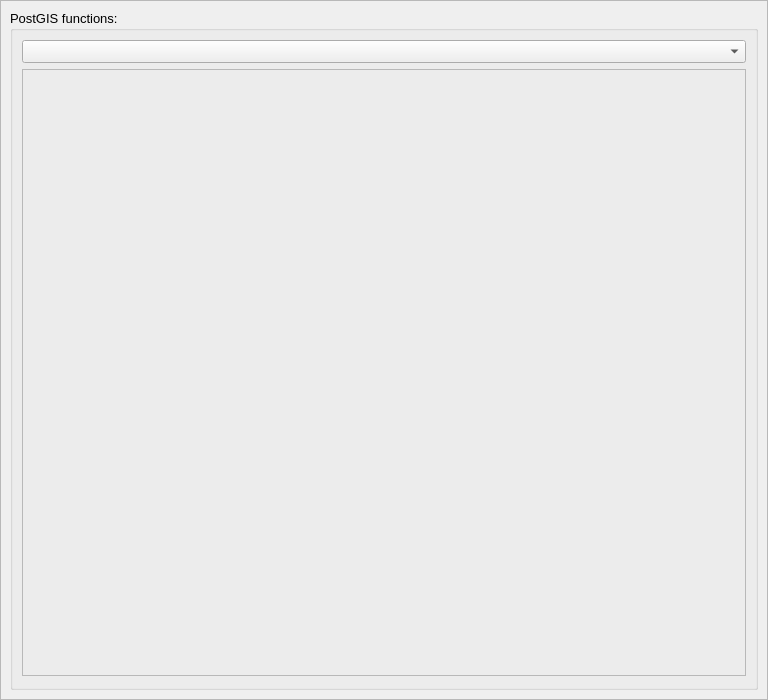
eryk918/postgis_toolbox, file CustomQueryBuilder/UI/postgishelpdialog.ui: the form before one commit.
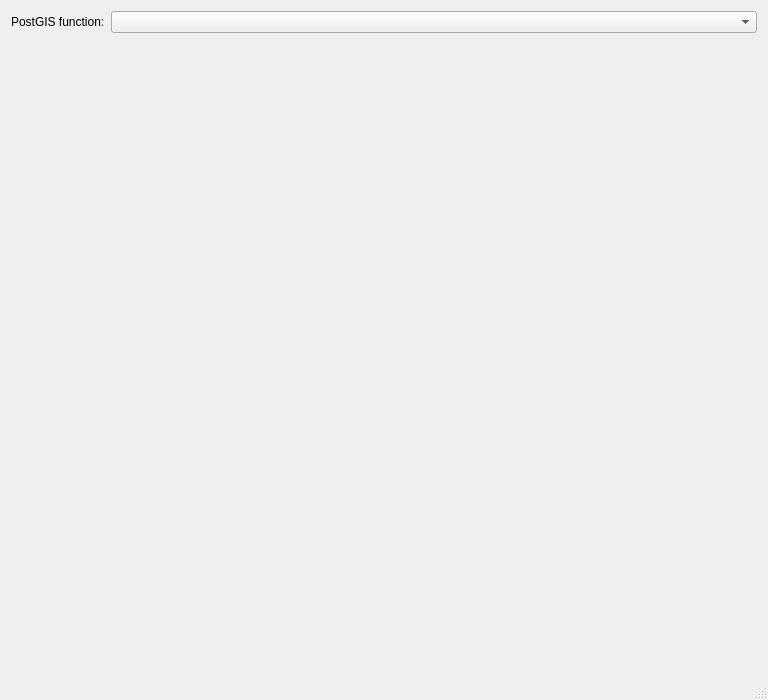
The form after the commit. Icons and pictures are not drawn.

Commit message: Big refactor for QGIS 3.44 - provider connections instead of QSqlDatabase - processing algs on a common base - no db/gui work in task threads - query editor subclasses QGIS DB Manager, our copy removed - faster db tree (one query per db) - new table registry tool - dialogs redone w/ native widgets, dark mode ok - disconnect btn, svg icons - popups via one helper, deprecated qt/qgis calls dropped - i18n/readme cleanup, min QGIS 3.22

```diff
--- a/CustomQueryBuilder/UI/postgishelpdialog.ui
+++ b/CustomQueryBuilder/UI/postgishelpdialog.ui
@@ -2,12 +2,6 @@
 <ui version="4.0">
  <class>search_dialog</class>
  <widget class="QDialog" name="search_dialog">
-  <property name="windowModality">
-   <enum>Qt::WindowModal</enum>
-  </property>
-  <property name="enabled">
-   <bool>true</bool>
-  </property>
   <property name="geometry">
    <rect>
     <x>0</x>
@@ -16,146 +10,55 @@
     <height>700</height>
    </rect>
   </property>
-  <property name="sizePolicy">
-   <sizepolicy hsizetype="Expanding" vsizetype="Expanding">
-    <horstretch>0</horstretch>
-    <verstretch>0</verstretch>
-   </sizepolicy>
-  </property>
-  <property name="minimumSize">
-   <size>
-    <width>768</width>
-    <height>700</height>
-   </size>
-  </property>
-  <property name="font">
-   <font>
-    <family>Segoe UI</family>
-    <pointsize>10</pointsize>
-    <weight>50</weight>
-    <italic>false</italic>
-    <bold>false</bold>
-   </font>
-  </property>
-  <property name="contextMenuPolicy">
-   <enum>Qt::NoContextMenu</enum>
-  </property>
   <property name="windowTitle">
    <string>PostGIS Toolbox - Spatial functions help</string>
   </property>
-  <property name="windowIcon">
-   <iconset>
-    <normaloff>../../../../../../../../../../../images/icon.png</normaloff>../../../../../../../../../../../images/icon.png</iconset>
-  </property>
-  <property name="styleSheet">
-   <string notr="true"/>
-  </property>
   <property name="sizeGripEnabled">
-   <bool>false</bool>
-  </property>
-  <property name="modal">
    <bool>true</bool>
   </property>
-  <layout class="QGridLayout" name="gridLayout">
-   <property name="leftMargin">
-    <number>0</number>
-   </property>
-   <property name="topMargin">
-    <number>0</number>
-   </property>
-   <property name="rightMargin">
-    <number>0</number>
-   </property>
-   <property name="bottomMargin">
-    <number>0</number>
-   </property>
-   <property name="spacing">
-    <number>0</number>
-   </property>
-   <item row="0" column="0" colspan="2">
-    <widget class="QFrame" name="frame_2">
-     <property name="frameShape">
-      <enum>QFrame::StyledPanel</enum>
+  <layout class="QVBoxLayout" name="verticalLayout">
+   <item>
+    <layout class="QHBoxLayout" name="function_layout">
+     <item>
+      <widget class="QLabel" name="function_label">
+       <property name="text">
+        <string>PostGIS function:</string>
+       </property>
+      </widget>
+     </item>
+     <item>
+      <widget class="QComboBox" name="function_cbbx">
+       <property name="sizePolicy">
+        <sizepolicy hsizetype="Expanding" vsizetype="Fixed">
+         <horstretch>1</horstretch>
+         <verstretch>0</verstretch>
+        </sizepolicy>
+       </property>
+      </widget>
+     </item>
+    </layout>
+   </item>
+   <item>
+    <widget class="QWidget" name="frame_web" native="true">
+     <property name="sizePolicy">
+      <sizepolicy hsizetype="Expanding" vsizetype="Expanding">
+       <horstretch>0</horstretch>
+       <verstretch>1</verstretch>
+      </sizepolicy>
      </property>
-     <property name="frameShadow">
-      <enum>QFrame::Raised</enum>
-     </property>
-     <layout class="QGridLayout" name="gridLayout_2">
-      <item row="0" column="0" rowspan="2">
-       <widget class="QGroupBox" name="groupBox_2">
-        <property name="sizePolicy">
-         <sizepolicy hsizetype="Preferred" vsizetype="Preferred">
-          <horstretch>0</horstretch>
-          <verstretch>0</verstretch>
-         </sizepolicy>
-        </property>
-        <property name="title">
-         <string>PostGIS functions:</string>
-        </property>
-        <layout class="QVBoxLayout" name="verticalLayout_2">
-         <item>
-          <widget class="QFrame" name="frame">
-           <property name="frameShape">
-            <enum>QFrame::NoFrame</enum>
-           </property>
-           <property name="frameShadow">
-            <enum>QFrame::Raised</enum>
-           </property>
-           <layout class="QGridLayout" name="gridLayout_5">
-            <property name="leftMargin">
-             <number>0</number>
-            </property>
-            <property name="topMargin">
-             <number>0</number>
-            </property>
-            <property name="rightMargin">
-             <number>0</number>
-            </property>
-            <property name="bottomMargin">
-             <number>2</number>
-            </property>
-            <item row="1" column="0" colspan="2">
-             <widget class="QFrame" name="frame_web">
-              <property name="font">
-               <font>
-                <family>Segoe UI</family>
-                <pointsize>10</pointsize>
-                <weight>50</weight>
-                <italic>false</italic>
-                <bold>false</bold>
-               </font>
-              </property>
-              <property name="frameShape">
-               <enum>QFrame::StyledPanel</enum>
-              </property>
-              <property name="frameShadow">
-               <enum>QFrame::Raised</enum>
-              </property>
-              <layout class="QGridLayout" name="gridLayout_3">
-               <property name="leftMargin">
-                <number>0</number>
-               </property>
-               <property name="topMargin">
-                <number>0</number>
-               </property>
-               <property name="rightMargin">
-                <number>0</number>
-               </property>
-               <property name="bottomMargin">
-                <number>0</number>
-               </property>
-              </layout>
-             </widget>
-            </item>
-            <item row="0" column="0" colspan="2">
-             <widget class="QComboBox" name="function_cbbx"/>
-            </item>
-           </layout>
-          </widget>
-         </item>
-        </layout>
-       </widget>
-      </item>
+     <layout class="QVBoxLayout" name="web_layout">
+      <property name="leftMargin">
+       <number>0</number>
+      </property>
+      <property name="topMargin">
+       <number>0</number>
+      </property>
+      <property name="rightMargin">
+       <number>0</number>
+      </property>
+      <property name="bottomMargin">
+       <number>0</number>
+      </property>
      </layout>
     </widget>
    </item>
```
The commit also changes 174 other files.
